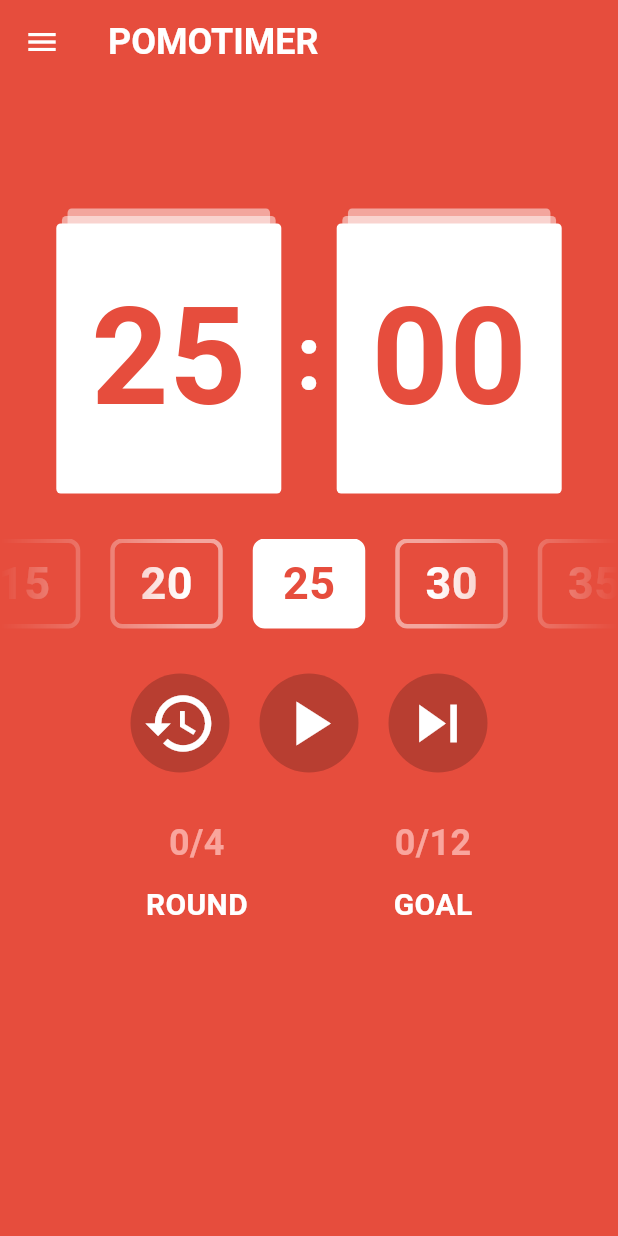
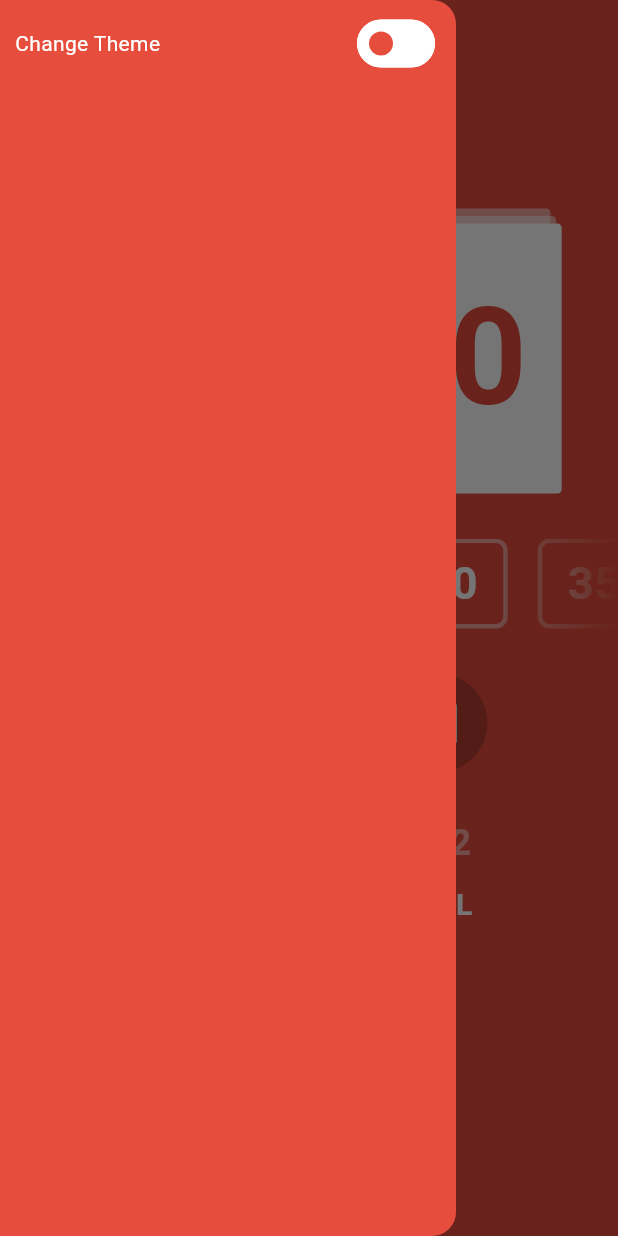
Before and after one commit to WonHyun/flutter-study-challenge, a Flutter app: the screen it shows after launch, with the side drawer open (before the commit the screen has no drawer), on a phone screen of 412 x 824 dp. Run offline on Flutter 3.47's test engine with Material 3 defaults, Android fonts, the phone set to English and light mode, and no system bars.

Commit message:
feat: implement changing theme

```diff
--- a/pomotimer/lib/global/colors.dart
+++ b/pomotimer/lib/global/colors.dart
@@ -1,5 +1,6 @@
 import 'dart:ui';
 
 class ThemeColors {
-  static const primary = Color(0xFFE64D3D);
+  static const tomatoPrimary = Color(0xFFE64D3D);
+  static const eggplantPrimary = Color(0xff6200ee);
 }
--- /dev/null
+++ b/pomotimer/lib/global/theme.dart
@@ -0,0 +1,33 @@
+import 'package:flutter/material.dart';
+import 'package:pomotimer/global/colors.dart';
+
+enum ThemeType { tomato, eggplant }
+
+class PomodoroTheme {
+  static final tomato = ThemeData(
+    colorScheme: const ColorScheme(
+      brightness: Brightness.dark,
+      primary: ThemeColors.tomatoPrimary,
+      onPrimary: Colors.white,
+      secondary: Color(0xFFF9A59D),
+      onSecondary: Colors.black,
+      error: Color(0xffb00020),
+      onError: Colors.white,
+      surface: ThemeColors.tomatoPrimary,
+      onSurface: Colors.white,
+    ),
+  );
+  static final eggplant = ThemeData(
+    colorScheme: const ColorScheme(
+      brightness: Brightness.dark,
+      primary: ThemeColors.eggplantPrimary,
+      onPrimary: Colors.white,
+      secondary: Color(0xFF955EE0),
+      onSecondary: Colors.black,
+      error: Color(0xffb00020),
+      onError: Colors.white,
+      surface: ThemeColors.eggplantPrimary,
+      onSurface: Colors.white,
+    ),
+  );
+}
--- a/pomotimer/lib/main.dart
+++ b/pomotimer/lib/main.dart
@@ -1,9 +1,19 @@
 import 'package:flutter/material.dart';
-import 'package:pomotimer/global/colors.dart';
+import 'package:pomotimer/provider/pomodoro_provider.dart';
+import 'package:pomotimer/provider/theme_provider.dart';
 import 'package:pomotimer/screens/pomodoro_main_screen.dart';
+import 'package:provider/provider.dart';
 
 void main() {
-  runApp(const MainApp());
+  runApp(
+    MultiProvider(
+      providers: [
+        ChangeNotifierProvider(create: (context) => PomodoroProvider()),
+        ChangeNotifierProvider(create: (context) => ThemeProvider()),
+      ],
+      child: const MainApp(),
+    ),
+  );
 }
 
 class MainApp extends StatelessWidget {
@@ -11,20 +21,9 @@ class MainApp extends StatelessWidget {
 
   @override
   Widget build(BuildContext context) {
+    final provider = Provider.of<ThemeProvider>(context);
     return MaterialApp(
-      theme: ThemeData(
-        colorScheme: const ColorScheme(
-          brightness: Brightness.light,
-          primary: Color(0xff6200ee),
-          onPrimary: Colors.white,
-          secondary: Color(0xff03dac6),
-          onSecondary: Colors.black,
-          error: Color(0xffb00020),
-          onError: Colors.white,
-          surface: ThemeColors.primary,
-          onSurface: Colors.white,
-        ),
-      ),
+      theme: provider.theme,
       home: const PomodoroMainScreen(),
     );
   }
--- /dev/null
+++ b/pomotimer/lib/provider/theme_provider.dart
@@ -0,0 +1,22 @@
+import 'package:flutter/material.dart';
+import 'package:pomotimer/global/theme.dart';
+
+class ThemeProvider extends ChangeNotifier {
+  ThemeType _themeType = ThemeType.tomato;
+  ThemeType get themeType => _themeType;
+
+  ThemeData _theme = PomodoroTheme.tomato;
+  ThemeData get theme => _theme;
+
+  void onChangeTheme(ThemeType type) {
+    switch (type) {
+      case ThemeType.tomato:
+        _themeType = ThemeType.tomato;
+        _theme = PomodoroTheme.tomato;
+      case ThemeType.eggplant:
+        _themeType = ThemeType.eggplant;
+        _theme = PomodoroTheme.eggplant;
+    }
+    notifyListeners();
+  }
+}
--- a/pomotimer/lib/screens/pomodoro_main_screen.dart
+++ b/pomotimer/lib/screens/pomodoro_main_screen.dart
@@ -1,29 +1,37 @@
 import 'package:flutter/material.dart';
-import 'package:pomotimer/provider/pomodoro_provider.dart';
 import 'package:pomotimer/widgets/guide_text.dart';
 import 'package:pomotimer/widgets/pomodoro_app_bar.dart';
+import 'package:pomotimer/widgets/pomodoro_drawer.dart';
 import 'package:pomotimer/widgets/progress_status_indicator.dart';
 import 'package:pomotimer/widgets/timer_control_panel.dart';
 import 'package:pomotimer/widgets/timer_selector.dart';
 import 'package:pomotimer/widgets/timer_view.dart';
-import 'package:provider/provider.dart';
 
-class PomodoroMainScreen extends StatelessWidget {
+class PomodoroMainScreen extends StatefulWidget {
   const PomodoroMainScreen({
     super.key,
   });
 
   @override
+  State<PomodoroMainScreen> createState() => _PomodoroMainScreenState();
+}
+
+class _PomodoroMainScreenState extends State<PomodoroMainScreen> {
+  final GlobalKey<ScaffoldState> _scaffoldKey = GlobalKey<ScaffoldState>();
+
+  void _onMenuTap() => _scaffoldKey.currentState?.openDrawer();
+  void _onScaffoldTap() => _scaffoldKey.currentState?.closeDrawer();
+
+  @override
   Widget build(BuildContext context) {
-    return MultiProvider(
-      providers: [
-        ChangeNotifierProvider(create: (context) => PomodoroProvider())
-      ],
+    return GestureDetector(
+      onTap: _onScaffoldTap,
       child: Scaffold(
+        key: _scaffoldKey,
         body: SingleChildScrollView(
           child: Column(
             children: [
-              PomodoroAppBar(onTapMenu: () => {}),
+              PomodoroAppBar(onMenuTap: _onMenuTap),
               const SizedBox(height: 20),
               const GuideText(),
               const SizedBox(height: 30),
@@ -37,6 +45,7 @@ class PomodoroMainScreen extends StatelessWidget {
             ],
           ),
         ),
+        drawer: const PomodoroDrawer(),
       ),
     );
   }
--- a/pomotimer/lib/widgets/pomodoro_app_bar.dart
+++ b/pomotimer/lib/widgets/pomodoro_app_bar.dart
@@ -3,17 +3,17 @@ import 'package:flutter/material.dart';
 class PomodoroAppBar extends StatelessWidget {
   const PomodoroAppBar({
     super.key,
-    required this.onTapMenu,
+    required this.onMenuTap,
   });
 
-  final Function() onTapMenu;
+  final VoidCallback onMenuTap;
 
   @override
   Widget build(BuildContext context) {
     return AppBar(
       centerTitle: false,
       leading: IconButton(
-        onPressed: () => {},
+        onPressed: onMenuTap,
         icon: const Icon(Icons.menu),
       ),
       title: const Text(
--- /dev/null
+++ b/pomotimer/lib/widgets/pomodoro_drawer.dart
@@ -0,0 +1,42 @@
+import 'package:flutter/material.dart';
+import 'package:pomotimer/global/theme.dart';
+import 'package:pomotimer/provider/theme_provider.dart';
+import 'package:provider/provider.dart';
+
+class PomodoroDrawer extends StatelessWidget {
+  const PomodoroDrawer({
+    super.key,
+  });
+
+  @override
+  Widget build(BuildContext context) {
+    final provider = Provider.of<ThemeProvider>(context);
+    return Drawer(
+      child: SafeArea(
+        child: Column(
+          children: [
+            Padding(
+              padding: const EdgeInsets.symmetric(horizontal: 10, vertical: 5),
+              child: Row(
+                mainAxisAlignment: MainAxisAlignment.spaceBetween,
+                children: [
+                  const Text("Change Theme"),
+                  Switch(
+                    trackColor: WidgetStateProperty.resolveWith((states) =>
+                        Theme.of(context).colorScheme.inverseSurface),
+                    thumbColor: WidgetStateProperty.resolveWith(
+                        (states) => Theme.of(context).colorScheme.surface),
+                    value: provider.themeType == ThemeType.eggplant,
+                    onChanged: (value) => provider.onChangeTheme(
+                      value ? ThemeType.eggplant : ThemeType.tomato,
+                    ),
+                  ),
+                ],
+              ),
+            ),
+          ],
+        ),
+      ),
+    );
+  }
+}
--- a/pomotimer/lib/widgets/progress_status_indicator.dart
+++ b/pomotimer/lib/widgets/progress_status_indicator.dart
@@ -23,8 +23,8 @@ class _ProgressStatusIndicatorState extends State<ProgressStatusIndicator> {
           children: [
             Text(
               "${provider.currentRound}/${provider.totalRound}",
-              style: const TextStyle(
-                color: Color(0xFFF9A59D),
+              style: TextStyle(
+                color: Theme.of(context).colorScheme.secondary,
                 fontSize: 24,
                 fontWeight: FontWeight.bold,
               ),
@@ -46,8 +46,8 @@ class _ProgressStatusIndicatorState extends State<ProgressStatusIndicator> {
           children: [
             Text(
               "${provider.currentGoal}/${provider.totalGoal}",
-              style: const TextStyle(
-                color: Color(0xFFF9A59D),
+              style: TextStyle(
+                color: Theme.of(context).colorScheme.secondary,
                 fontSize: 24,
                 fontWeight: FontWeight.bold,
               ),
--- a/pomotimer/lib/widgets/time_panel.dart
+++ b/pomotimer/lib/widgets/time_panel.dart
@@ -53,8 +53,8 @@ class TimePanel extends StatelessWidget {
           child: Center(
             child: Text(
               time,
-              style: const TextStyle(
-                color: Color(0xFFE64D3D),
+              style: TextStyle(
+                color: Theme.of(context).primaryColor,
                 fontSize: 90,
                 fontWeight: FontWeight.bold,
               ),
--- a/pomotimer/lib/widgets/timer_selector.dart
+++ b/pomotimer/lib/widgets/timer_selector.dart
@@ -70,7 +70,7 @@ class _TimerSelectorState extends State<TimerSelector> {
               Colors.white,
               Colors.transparent
             ],
-            stops: [0.0, 0.3, 0.7, 1.0],
+            stops: [0.0, 0.2, 0.8, 1.0],
           ).createShader(bounds);
         },
         blendMode: BlendMode.dstIn,
--- a/pomotimer/lib/widgets/timer_selector_item.dart
+++ b/pomotimer/lib/widgets/timer_selector_item.dart
@@ -32,7 +32,8 @@ class TimerSelectorItem extends StatelessWidget {
             child: Text(
               "$time",
               style: TextStyle(
-                color: isSelected ? const Color(0xFFE64D3D) : Colors.white,
+                color:
+                    isSelected ? Theme.of(context).primaryColor : Colors.white,
                 fontWeight: FontWeight.bold,
                 fontSize: 30,
               ),
```
